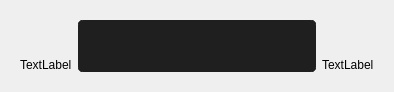
This is src/airunner/widgets/llm/templates/message.ui in Capsize-Games/airunner as Qt 5 draws it before an edit. The edited form follows.
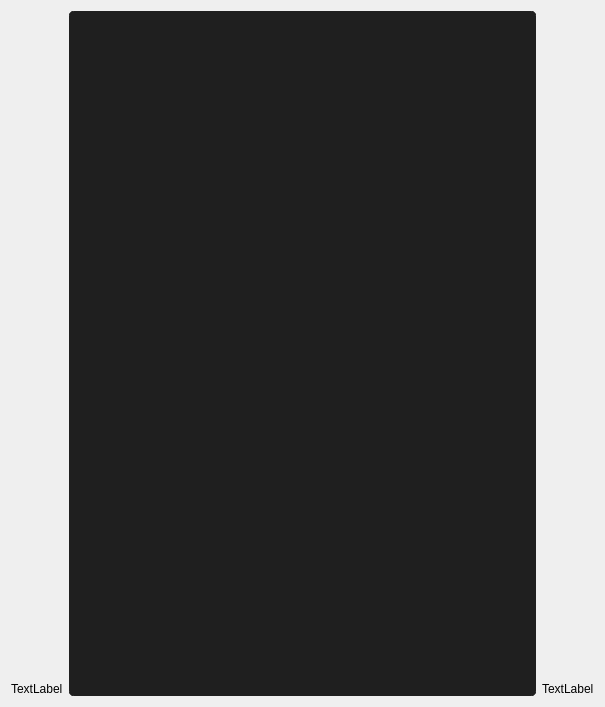
This is the edited form.

```diff
--- a/src/airunner/widgets/llm/templates/message.ui
+++ b/src/airunner/widgets/llm/templates/message.ui
@@ -6,30 +6,17 @@
    <rect>
     <x>0</x>
     <y>0</y>
-    <width>394</width>
-    <height>92</height>
+    <width>605</width>
+    <height>707</height>
    </rect>
   </property>
   <property name="windowTitle">
    <string>Form</string>
   </property>
-  <layout class="QGridLayout" name="gridLayout_2">
-   <item row="0" column="0">
-    <widget class="QWidget" name="widget" native="true">
-     <property name="sizePolicy">
-      <sizepolicy hsizetype="Preferred" vsizetype="MinimumExpanding">
-       <horstretch>0</horstretch>
-       <verstretch>0</verstretch>
-      </sizepolicy>
-     </property>
-     <property name="minimumSize">
-      <size>
-       <width>0</width>
-       <height>50</height>
-      </size>
-     </property>
      <layout class="QGridLayout" name="gridLayout">
       <item row="0" column="0">
+    <layout class="QHBoxLayout" name="horizontalLayout">
+     <item>
        <widget class="QLabel" name="user_name">
         <property name="text">
          <string>TextLabel</string>
@@ -39,10 +26,10 @@
         </property>
        </widget>
       </item>
-      <item row="0" column="1">
+     <item>
        <widget class="QPlainTextEdit" name="content">
         <property name="sizePolicy">
-         <sizepolicy hsizetype="Expanding" vsizetype="MinimumExpanding">
+        <sizepolicy hsizetype="Expanding" vsizetype="Preferred">
           <horstretch>0</horstretch>
           <verstretch>0</verstretch>
          </sizepolicy>
@@ -67,7 +54,7 @@
         </property>
        </widget>
       </item>
-      <item row="0" column="2">
+     <item>
        <widget class="QLabel" name="bot_name">
         <property name="text">
          <string>TextLabel</string>
@@ -78,7 +65,6 @@
        </widget>
       </item>
      </layout>
-    </widget>
    </item>
   </layout>
  </widget>
```
Lines whose indentation alone changed are shown as unchanged.
